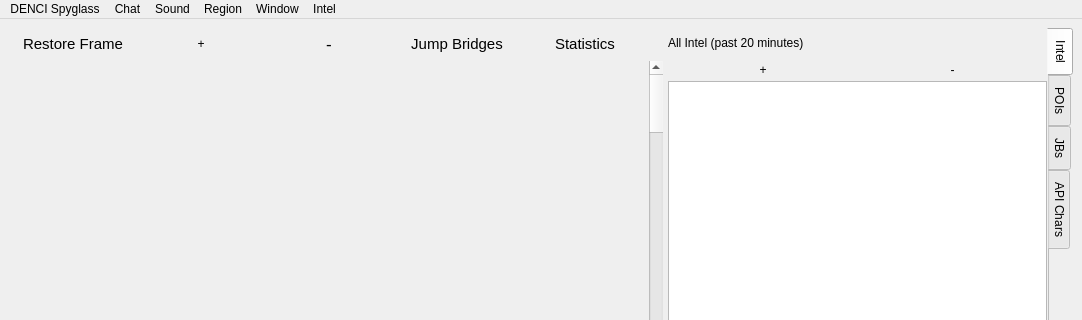
Before: the Qt Designer form src/vi/ui/MainWindow.ui in jkey-67/spyglass, drawn with Qt 5; both pictures show x 0 to 1082 and y 0 to 320 of the 1082 by 758 pixel window.
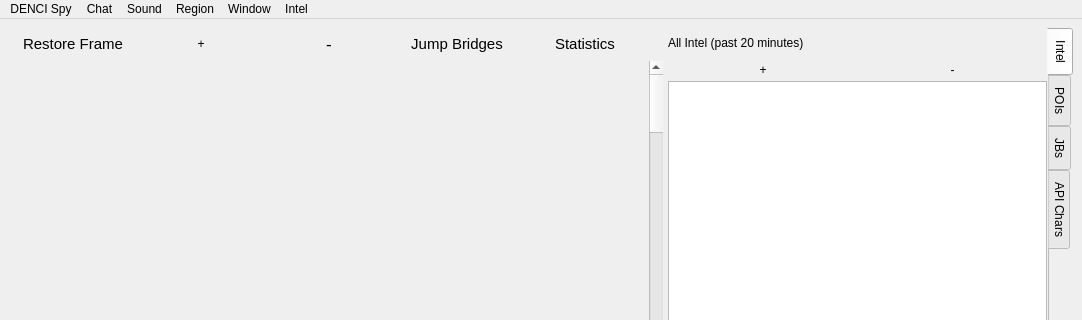
After: the same form once the commit is applied. The open tabs and pages were chosen to show the change. Icons and pictures are not drawn. Custom widgets are drawn as their Qt base class.

Commit message: renamed to DENCI Spy

```diff
--- a/src/vi/ui/MainWindow.ui
+++ b/src/vi/ui/MainWindow.ui
@@ -682,7 +682,7 @@
    </property>
    <widget class="QMenu" name="menu">
     <property name="title">
-     <string>DENCI Spyglass</string>
+     <string>DENCI Spy</string>
     </property>
     <addaction name="separator"/>
     <addaction name="infoAction"/>
```
Left out of the diff: 8 changed lines with no effect on the pictures. The commit also changes 1 other file.
